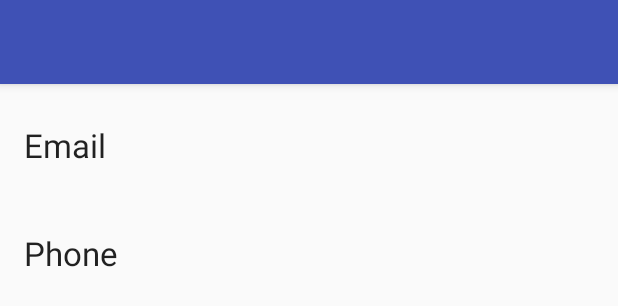
After one commit to Albert-Guan/CSE110, an Android app: the layout activity_profile.xml on its own in the app's theme, with its tools: preview values and no code run, on a phone screen of 412 x 824 dp. The commit adds this screen. Shown: the top 306 px of the screen. Run offline under Robolectric (Android 15) with nearby library versions, the phone set to English and light mode, and no system bars.

Commit message:
Updated changes

```diff
--- a/CalendarGo/app/src/main/java/com/example/apple/calendargo/Event.java
+++ b/CalendarGo/app/src/main/java/com/example/apple/calendargo/Event.java
@@ -28,9 +28,9 @@ public class Event implements Comparable<Event> {
         persons = 0;
         image = null;
         url = "http://www.google.com";
-        type = "Others";
+        type = "Other";
         organizer = "Some one";
-
+        address = "UCSD";
     }
 
     public Event(String organizer, String type, String address, String time, String name ){
--- a/CalendarGo/app/src/main/java/com/example/apple/calendargo/MainActivity.java
+++ b/CalendarGo/app/src/main/java/com/example/apple/calendargo/MainActivity.java
@@ -40,6 +40,8 @@ import com.google.firebase.database.ValueEventListener;
 import com.roughike.bottombar.BottomBar;
 import com.roughike.bottombar.OnMenuTabSelectedListener;
 
+import java.lang.reflect.Array;
+import java.util.ArrayList;
 import java.util.List;
 
 
@@ -114,7 +116,9 @@ public class MainActivity extends AppCompatActivity implements SearchView.OnQuer
         //System.out.println("What the heck!!!");
 
 
+        /*ArrayList<Event> events = EventJson.getEventsFromFile("mostPop.json",getBaseContext());
 
+        for (Event event:events) EventJson.saveEventToFirebase(event);*/
 
         if (!emailAddress.isEmpty() && !password.isEmpty()) {
             hasLoggedIn = true;
--- /dev/null
+++ b/CalendarGo/app/src/main/res/layout/activity_profile.xml
@@ -0,0 +1,28 @@
+<?xml version="1.0" encoding="utf-8"?>
+<android.support.design.widget.CoordinatorLayout xmlns:android="http://schemas.android.com/apk/res/android"
+    xmlns:app="http://schemas.android.com/apk/res-auto"
+    xmlns:tools="http://schemas.android.com/tools"
+    android:layout_width="match_parent"
+    android:layout_height="match_parent"
+    android:fitsSystemWindows="true"
+    tools:context="com.example.apple.calendargo.ProfileActivity">
+
+    <android.support.design.widget.AppBarLayout
+        android:layout_width="match_parent"
+        android:layout_height="wrap_content"
+        android:theme="@style/AppTheme.AppBarOverlay">
+
+        <android.support.v7.widget.Toolbar
+            android:id="@+id/toolbar"
+            android:layout_width="match_parent"
+            android:layout_height="?attr/actionBarSize"
+            android:background="?attr/colorPrimary"
+            app:popupTheme="@style/AppTheme.PopupOverlay" />
+
+    </android.support.design.widget.AppBarLayout>
+
+    <include layout="@layout/content_profile" />
+
+
+
+</android.support.design.widget.CoordinatorLayout>
--- /dev/null
+++ b/CalendarGo/app/src/main/res/layout/content_profile.xml
@@ -0,0 +1,49 @@
+<?xml version="1.0" encoding="utf-8"?>
+<RelativeLayout xmlns:android="http://schemas.android.com/apk/res/android"
+    xmlns:app="http://schemas.android.com/apk/res-auto"
+    xmlns:tools="http://schemas.android.com/tools"
+    android:id="@+id/content_profile"
+    android:layout_width="match_parent"
+    android:layout_height="match_parent"
+    android:paddingBottom="@dimen/activity_vertical_margin"
+    android:paddingLeft="@dimen/activity_horizontal_margin"
+    android:paddingRight="@dimen/activity_horizontal_margin"
+    android:paddingTop="@dimen/activity_vertical_margin"
+    app:layout_behavior="@string/appbar_scrolling_view_behavior"
+    tools:context="com.example.apple.calendargo.ProfileActivity"
+    tools:showIn="@layout/activity_profile">
+
+    <TextView
+        android:layout_width="match_parent"
+        android:layout_height="wrap_content"
+        android:text = "Email"
+        android:id = "@+id/profile_em_prompt"
+        android:textAppearance="@style/TextAppearance.AppCompat.Large"
+        android:layout_marginTop="10dp"/>
+
+    <TextView
+        android:layout_width="match_parent"
+        android:layout_height="wrap_content"
+        android:id = "@+id/profile_email"
+        android:textAppearance="@style/TextAppearance.AppCompat.Large"
+        android:textSize="24sp"
+        android:layout_below="@+id/profile_em_prompt"/>
+
+    <TextView
+        android:layout_width="match_parent"
+        android:layout_height="wrap_content"
+        android:text = "Phone"
+        android:id = "@+id/profile_ph_prompt"
+        android:textAppearance="@style/TextAppearance.AppCompat.Large"
+        android:layout_below="@+id/profile_email"
+        android:layout_marginTop="10dp"/>
+
+    <TextView
+        android:layout_width="match_parent"
+        android:layout_height="wrap_content"
+        android:id = "@+id/profile_phone"
+        android:textAppearance="@style/TextAppearance.AppCompat.Large"
+        android:textSize="24sp"
+        android:layout_below="@+id/profile_ph_prompt"/>
+
+</RelativeLayout>
```
Also changed, not shown: CalendarGo/app/src/main/assets/mostPop.json (+6 -6 lines), CalendarGo/app/src/main/java/com/example/apple/calendargo/CreateEventFragment.java (+32 -1 lines), CalendarGo/app/src/main/java/com/example/apple/calendargo/EventJson.java (+21 -1 lines), CalendarGo/app/src/main/java/com/example/apple/calendargo/ProfileActivity.java (added, +29 -0 lines), CalendarGo/app/src/main/res/layout/create_event.xml (+4 -4 lines).
